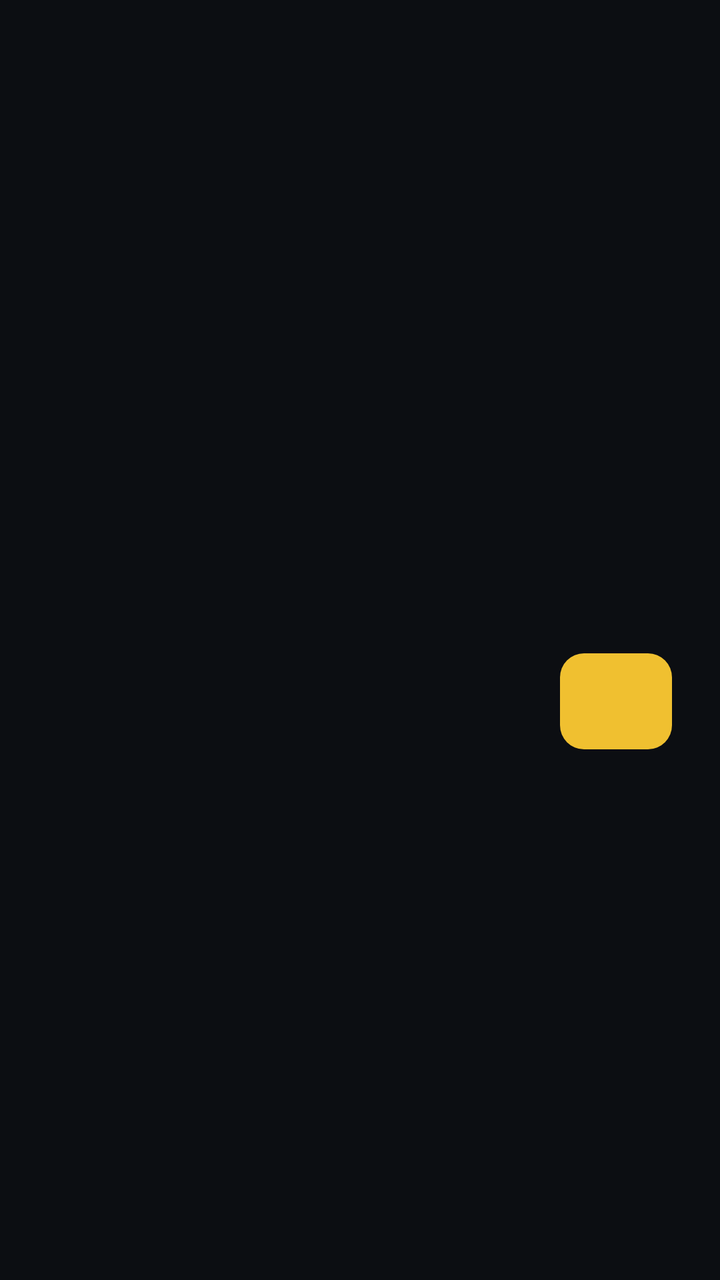
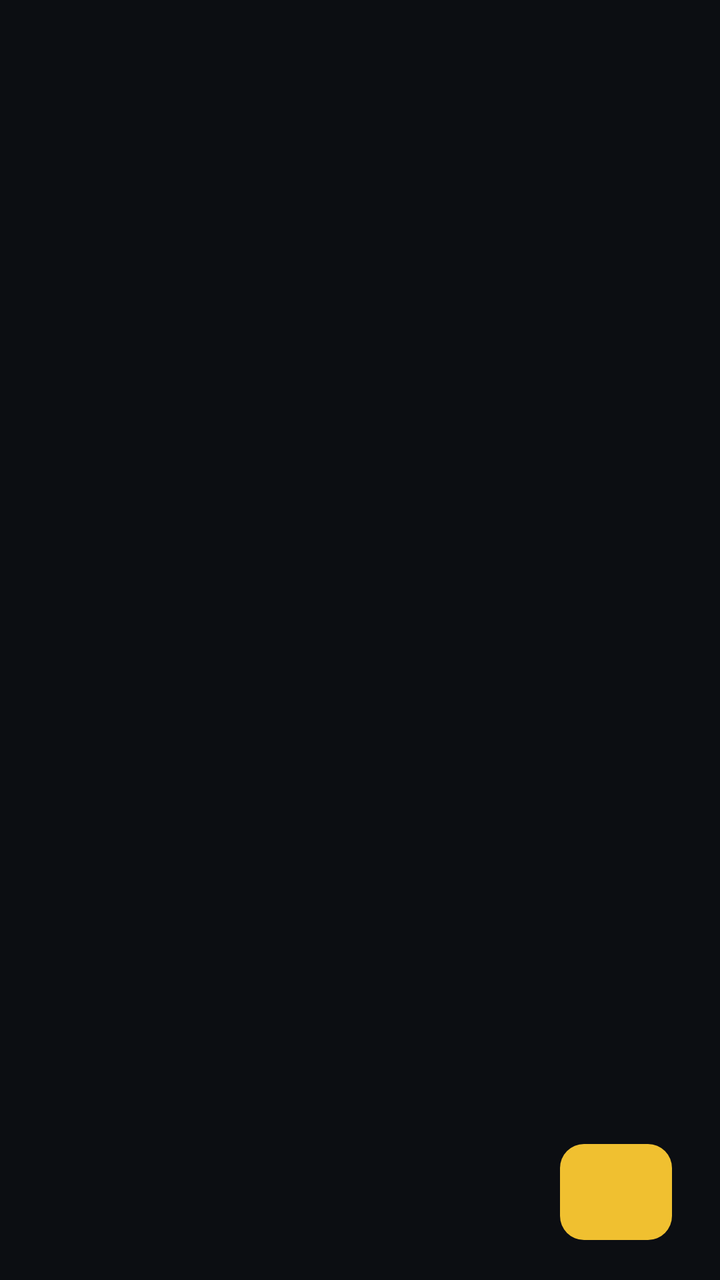

An Android layout rendered at two revisions. The XML below is the earlier revision; the diff shows what the commit changed to produce the second picture.
<!-- AndroidManifest.xml: application theme AppTheme -->
<!-- res/layout/activity_onboarding.xml -->
<?xml version="1.0" encoding="utf-8"?>
<LinearLayout xmlns:android="http://schemas.android.com/apk/res/android"
    android:id="@+id/onboardingRoot"
    android:layout_width="match_parent"
    android:layout_height="match_parent"
    android:orientation="vertical"
    android:paddingLeft="24dp"
    android:paddingTop="28dp"
    android:paddingRight="24dp"
    android:paddingBottom="20dp">

    <TextView
        android:id="@+id/onboardingStep"
        android:layout_width="wrap_content"
        android:layout_height="wrap_content"
        android:fontFamily="sans-serif-medium"
        android:letterSpacing="0.08"
        android:textColor="@color/subtext"
        android:textSize="11sp" />

    <ScrollView
        android:layout_width="match_parent"
        android:layout_height="0dp"
        android:layout_marginTop="6dp"
        android:layout_weight="1"
        android:fillViewport="true"
        android:scrollbars="none">

        <LinearLayout
            android:id="@+id/onboardingBody"
            android:layout_width="match_parent"
            android:layout_height="wrap_content"
            android:orientation="vertical" />
    </ScrollView>

    <LinearLayout
        android:layout_width="match_parent"
        android:layout_height="wrap_content"
        android:layout_marginTop="12dp"
        android:gravity="center_vertical"
        android:orientation="horizontal">

        <TextView
            android:id="@+id/onboardingBack"
            android:layout_width="wrap_content"
            android:layout_height="wrap_content"
            android:background="?android:attr/selectableItemBackgroundBorderless"
            android:clickable="true"
            android:focusable="true"
            android:fontFamily="sans-serif"
            android:minHeight="@dimen/touch_min"
            android:gravity="center_vertical"
            android:paddingLeft="12dp"
            android:paddingRight="20dp"
            android:textColor="@color/subtext"
            android:textSize="14sp" />

        <View
            android:layout_width="0dp"
            android:layout_height="wrap_content"
            android:layout_weight="1" />

        <Button
            android:id="@+id/onboardingNext"
            android:layout_width="wrap_content"
            android:layout_height="@dimen/touch_min"
            android:background="@drawable/bg_button_active"
            android:fontFamily="sans-serif-medium"
            android:paddingLeft="28dp"
            android:paddingRight="28dp"
            android:stateListAnimator="@null"
            android:textAllCaps="false"
            android:textColor="@color/on_accent"
            android:textSize="15sp" />
    </LinearLayout>
</LinearLayout>
<!-- resources referenced by this layout -->
<resources>
  <color name="on_accent">#111315</color>
  <color name="subtext">#8A9299</color>
  <dimen name="touch_min">48dp</dimen>
  <!-- drawable bg_button_active (drawable) -->
  <?xml version="1.0" encoding="utf-8"?>
  <ripple xmlns:android="http://schemas.android.com/apk/res/android"
      android:color="#30FFFFFF">
      <item>
          <shape>
              <solid android:color="@color/accent" />
              <corners android:radius="@dimen/radius_control" />
          </shape>
      </item>
  </ripple>
  <style name="AppTheme" parent="@android:style/Theme.DeviceDefault.NoActionBar">
          <item name="android:windowBackground">@color/bg</item>
          <item name="android:statusBarColor">@color/bg</item>
          <item name="android:navigationBarColor">@color/bg</item>
          <item name="android:windowLightStatusBar">false</item>
          <item name="android:colorAccent">@color/accent</item>
          
          <item name="android:alertDialogTheme">@style/AppDialog</item>
      </style>
  <color name="accent">#F0C030</color>
  <dimen name="radius_control">12dp</dimen>
  <color name="bg">#0C0E12</color>
  <style name="AppDialog" parent="@android:style/Theme.DeviceDefault.Dialog.Alert">
          <item name="android:windowBackground">@drawable/bg_dialog</item>
          <item name="android:colorBackground">@color/card</item>
          <item name="android:colorAccent">@color/accent</item>
          <item name="android:textColorPrimary">@color/text</item>
          <item name="android:textColorSecondary">@color/subtext</item>
          
          <item name="android:textColorAlertDialogListItem">@color/text</item>
      </style>
  <!-- drawable bg_dialog (drawable) -->
  <?xml version="1.0" encoding="utf-8"?>
  <inset xmlns:android="http://schemas.android.com/apk/res/android"
      android:inset="16dp">
      <shape>
          <solid android:color="@color/card" />
          <stroke
              android:width="@dimen/stroke"
              android:color="@color/outline" />
          <corners android:radius="@dimen/radius_card" />
      </shape>
  </inset>
  <color name="card">#151920</color>
  <color name="text">#E8EAED</color>
  <dimen name="stroke">1dp</dimen>
  <color name="outline">#666E78</color>
  <dimen name="radius_card">14dp</dimen>
</resources>

<!-- the commit's change to res/layout/activity_onboarding.xml (unified diff, before → after) -->
@@ -1,9 +1,8 @@
 <?xml version="1.0" encoding="utf-8"?>
-<LinearLayout xmlns:android="http://schemas.android.com/apk/res/android"
+<RelativeLayout xmlns:android="http://schemas.android.com/apk/res/android"
     android:id="@+id/onboardingRoot"
     android:layout_width="match_parent"
     android:layout_height="match_parent"
-    android:orientation="vertical"
     android:paddingLeft="24dp"
     android:paddingTop="28dp"
     android:paddingRight="24dp"
@@ -13,30 +12,18 @@
         android:id="@+id/onboardingStep"
         android:layout_width="wrap_content"
         android:layout_height="wrap_content"
+        android:layout_alignParentTop="true"
         android:fontFamily="sans-serif-medium"
         android:letterSpacing="0.08"
         android:textColor="@color/subtext"
         android:textSize="11sp" />
 
-    <ScrollView
-        android:layout_width="match_parent"
-        android:layout_height="0dp"
-        android:layout_marginTop="6dp"
-        android:layout_weight="1"
-        android:fillViewport="true"
-        android:scrollbars="none">
-
-        <LinearLayout
-            android:id="@+id/onboardingBody"
-            android:layout_width="match_parent"
-            android:layout_height="wrap_content"
-            android:orientation="vertical" />
-    </ScrollView>
-
+    
     <LinearLayout
+        android:id="@+id/onboardingNav"
         android:layout_width="match_parent"
         android:layout_height="wrap_content"
-        android:layout_marginTop="12dp"
+        android:layout_alignParentBottom="true"
         android:gravity="center_vertical"
         android:orientation="horizontal">
 
@@ -48,8 +35,8 @@
             android:clickable="true"
             android:focusable="true"
             android:fontFamily="sans-serif"
+            android:gravity="center_vertical"
             android:minHeight="@dimen/touch_min"
-            android:gravity="center_vertical"
             android:paddingLeft="12dp"
             android:paddingRight="20dp"
             android:textColor="@color/subtext"
@@ -57,7 +44,7 @@
 
         <View
             android:layout_width="0dp"
-            android:layout_height="wrap_content"
+            android:layout_height="1dp"
             android:layout_weight="1" />
 
         <Button
@@ -73,4 +60,21 @@
             android:textColor="@color/on_accent"
             android:textSize="15sp" />
     </LinearLayout>
-</LinearLayout>
+
+    <ScrollView
+        android:layout_width="match_parent"
+        android:layout_height="match_parent"
+        android:layout_above="@id/onboardingNav"
+        android:layout_below="@id/onboardingStep"
+        android:layout_marginTop="6dp"
+        android:layout_marginBottom="12dp"
+        android:fillViewport="true"
+        android:scrollbars="none">
+
+        <LinearLayout
+            android:id="@+id/onboardingBody"
+            android:layout_width="match_parent"
+            android:layout_height="wrap_content"
+            android:orientation="vertical" />
+    </ScrollView>
+</RelativeLayout>
